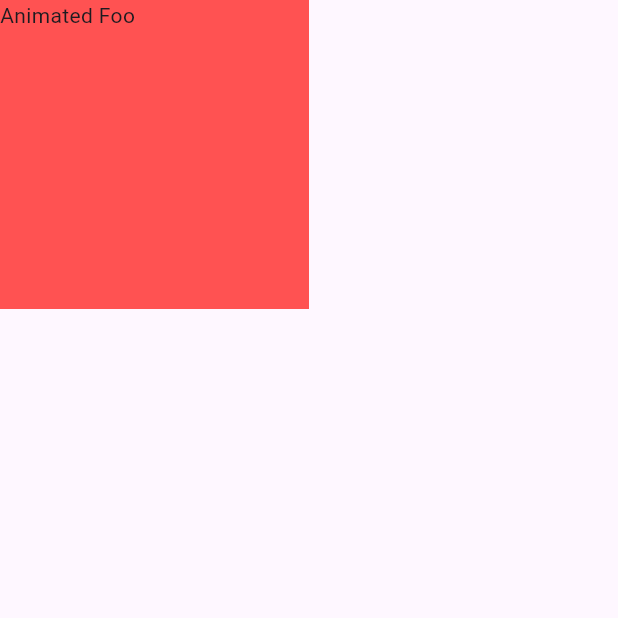
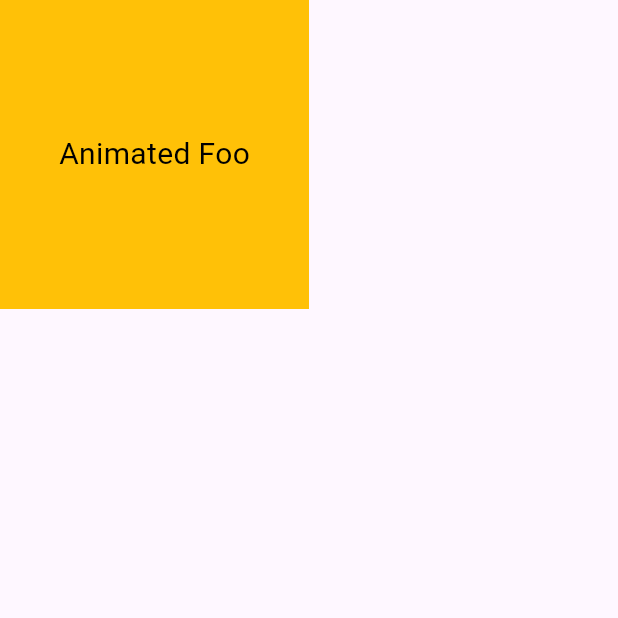
Before and after one commit to ahmed-eltantawi/animation-practice, a Flutter app: the screen it shows after launch, on a phone screen of 412 x 824 dp, the top half of it. Run offline on Flutter 3.47's test engine with Material 3 defaults, Android fonts, the phone set to English and light mode, and no system bars.

Commit message:
Update HomeView container color and text styling for better visibility

```diff
--- a/lib/home/home_view.dart
+++ b/lib/home/home_view.dart
@@ -22,8 +22,13 @@ class HomeView extends StatelessWidget {
               );
             },
             child: Container(
-              color: Colors.redAccent,
-              child: Text("Animated Foo"),
+              color: Colors.amber,
+              child: Center(
+                child: Text(
+                  "Animated Foo",
+                  style: TextStyle(color: Colors.black, fontSize: 20),
+                ),
+              ),
             ),
           );
         },
```
